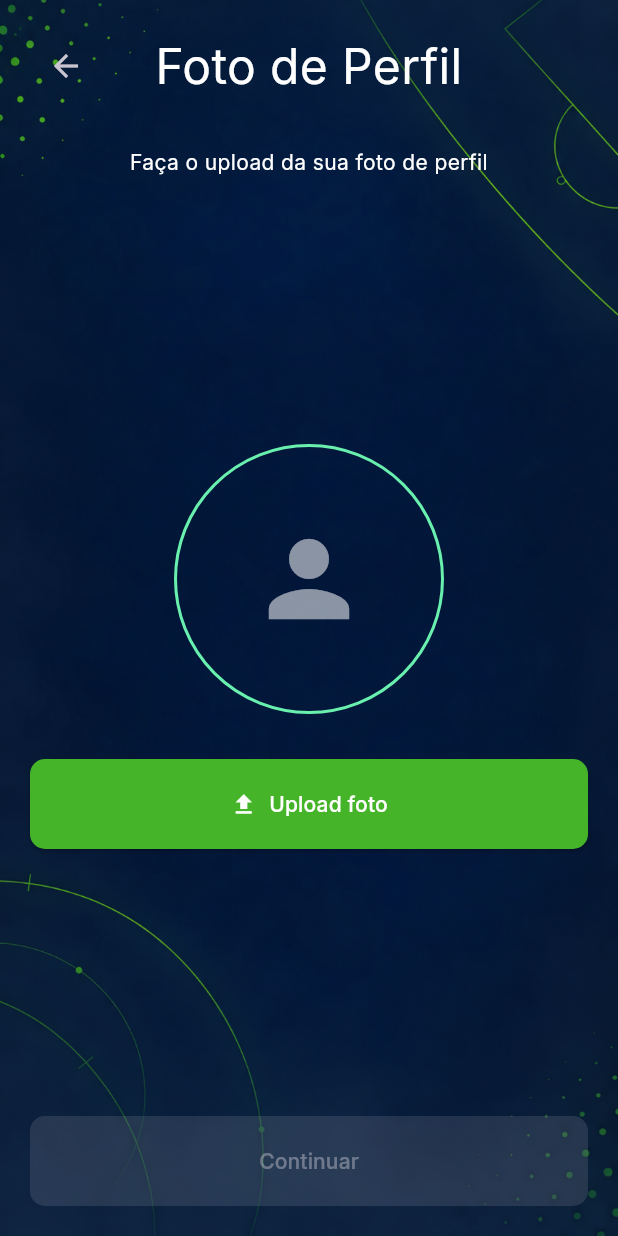
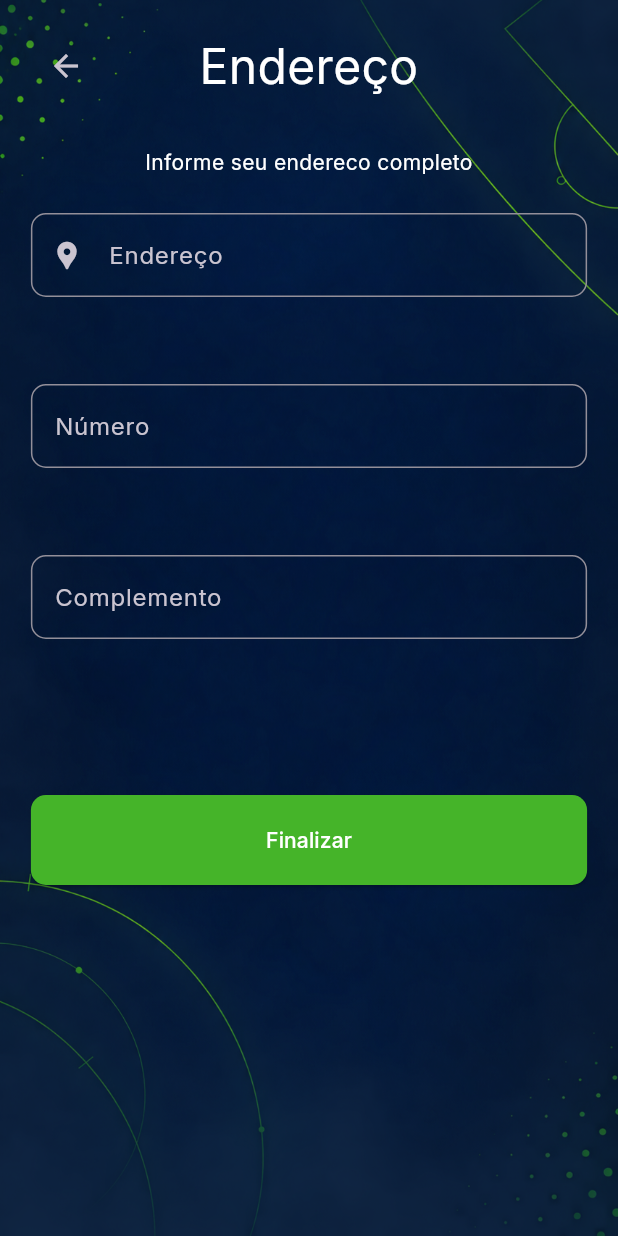
Before and after one commit to Victor1669/Peneiras-App-FrontEnd, a Flutter app: the screen it shows after launch, on a phone screen of 412 x 824 dp. Run offline on Flutter 3.47's test engine with Material 3 defaults, Android fonts, the phone set to English and light mode, and no system bars; our stand-ins replace go_router, google_fonts, image_picker.

Commit message:
Versão 1.0.0+6: Adição da tela de endereço.

```diff
--- a/lib/main.dart
+++ b/lib/main.dart
@@ -4,6 +4,7 @@ import 'package:google_fonts/google_fonts.dart';
 
 import 'package:peneiras/constants/app_colors.dart';
 
+import './screens/cadastro/cadastro_endereco.dart';
 import './screens/cadastro/cadastro.dart';
 import './screens/cadastro/cadastro_time.dart';
 import './screens/cadastro/cadastro_jogador.dart';
@@ -12,7 +13,7 @@ import "./screens/initial.dart";
 import "./screens/login.dart";
 
 final GoRouter _router = GoRouter(
-  initialLocation: "/cadastro/upload-photo",
+  initialLocation: "/cadastro/endereco",
   routes: [
     GoRoute(
       path: '/',
@@ -37,6 +38,10 @@ final GoRouter _router = GoRouter(
         GoRoute(
           path: 'upload-photo',
           builder: (context, state) => const UploadPhotoScreen(),
+        ),
+        GoRoute(
+          path: 'endereco',
+          builder: (context, state) => const CadastroEnderecoScreen(),
         ),
       ],
     ),
--- /dev/null
+++ b/lib/screens/cadastro/cadastro_endereco.dart
@@ -0,0 +1,59 @@
+import 'package:flutter/material.dart';
+import 'package:go_router/go_router.dart';
+
+import 'package:peneiras/layout/screen_frame.dart';
+import 'package:peneiras/models/input_config.dart';
+import 'package:peneiras/widgets/dynamic_form.dart';
+
+class CadastroEnderecoScreen extends StatelessWidget {
+  const CadastroEnderecoScreen({super.key});
+
+  @override
+  Widget build(BuildContext context) {
+    return ScreenFrame(
+        title: "Endereço",
+        onBack: () {
+          context.go("/");
+        },
+        child: const Column(
+          children: [
+            Padding(
+              padding: EdgeInsets.symmetric(vertical: 20),
+              child: Text(
+                "Informe seu endereco completo",
+                textAlign: TextAlign.center,
+              ),
+            ),
+            CadastroEnderecoForm()
+          ],
+        ));
+  }
+}
+
+class CadastroEnderecoForm extends StatelessWidget {
+  const CadastroEnderecoForm({super.key});
+
+  @override
+  Widget build(BuildContext context) {
+    return DynamicForm(
+        submitText: "Finalizar",
+        inputs: [
+          InputConfig(
+              key: "endereco",
+              label: "Endereço",
+              placeholder: "Insira seu endereço (CEP)",
+              icon: Icons.location_pin),
+          InputConfig(
+            key: "numero",
+            label: "Número",
+          ),
+          InputConfig(
+            key: "complemento",
+            label: "Complemento",
+          ),
+        ],
+        onSubmit: (data) {
+          context.go("/cadastro/sucesso");
+        });
+  }
+}
--- a/lib/screens/cadastro/cadastro_jogador.dart
+++ b/lib/screens/cadastro/cadastro_jogador.dart
@@ -48,6 +48,7 @@ class _CadastroJogadorScreenState extends State<CadastroJogadorScreen> {
   Future<void> _handleFinalizar(Map<String, String> data) async {
     _formData.addAll(data);
     print(_formData);
+    context.go("/cadastro/upload-photo");
   }
 
   Widget _buildCurrentStep() {
--- a/pubspec.yaml
+++ b/pubspec.yaml
@@ -16,7 +16,7 @@ publish_to: 'none' # Remove this line if you wish to publish to pub.dev
 # https://developer.apple.com/library/archive/documentation/General/Reference/InfoPlistKeyReference/Articles/CoreFoundationKeys.html
 # In Windows, build-name is used as the major, minor, and patch parts
 # of the product and file versions while build-number is used as the build suffix.
-version: 1.0.0+5
+version: 1.0.0+6
 
 environment:
   sdk: '>=3.4.0 <4.0.0'
```
Also changed, not shown: lib/screens/cadastro/cadastro_time.dart (+6 -46 lines).
